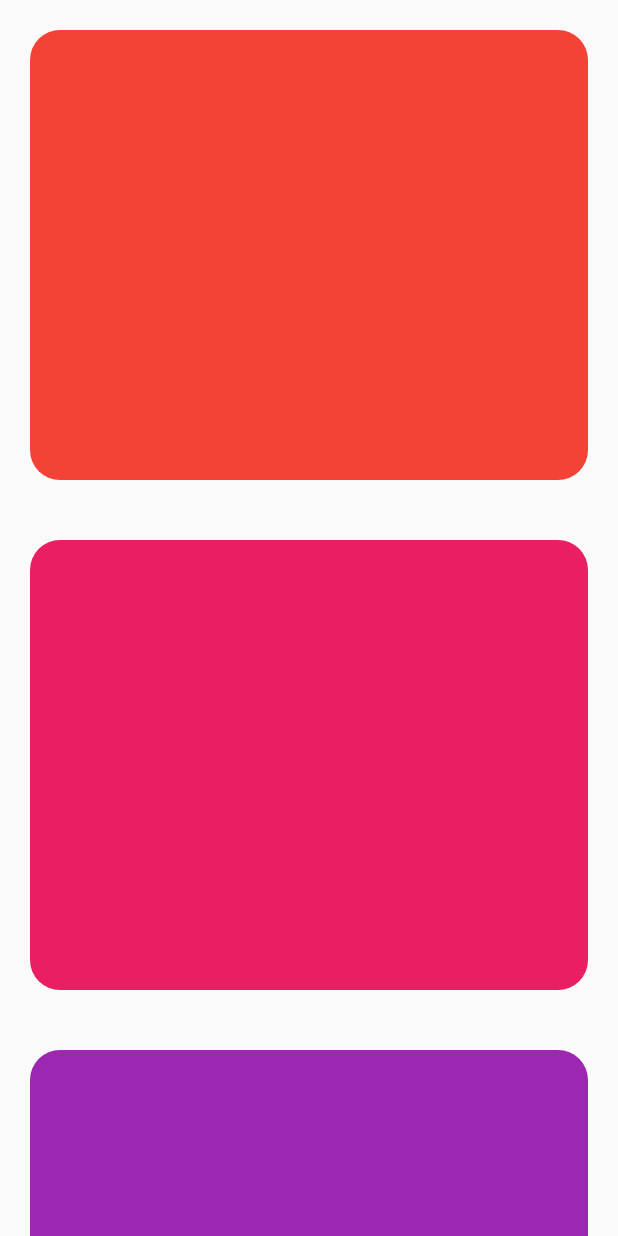
After one commit to kleysonklaus/flutter_expandable_nav_bar, a Flutter app: the screen it shows after launch, on a phone screen of 412 x 824 dp. The commit adds this screen. Run offline on Flutter 3.47's test engine with Material 2 defaults, Android fonts, the light colour scheme and no system bars.

Commit message:
feat(main_expandable_nav_bar): separate file

```diff
--- /dev/null
+++ b/lib/app/main_expandable_nav_bar.dart
@@ -0,0 +1,36 @@
+import 'package:flutter/material.dart';
+
+const _cardColor = Color(0xFF5F40FB);
+const _maxHeight = 350.0;
+const _minHeight = 70.0;
+
+class MainExpandableNavBar extends StatefulWidget {
+  const MainExpandableNavBar({Key? key, required this.title}) : super(key: key);
+  final String title;
+
+  @override
+  State<MainExpandableNavBar> createState() => MainExpandableNavBarState();
+}
+
+class MainExpandableNavBarState extends State<MainExpandableNavBar> {
+  @override
+  Widget build(BuildContext context) {
+    return Scaffold(
+      body: ListView.builder(
+        itemCount: 5,
+        itemBuilder: (context, index) {
+          return Padding(
+            padding: EdgeInsets.all(20),
+            child: Container(
+              height: 300,
+              decoration: BoxDecoration(
+                borderRadius: BorderRadius.circular(20),
+                color: Colors.primaries[index % Colors.primaries.length],
+              ),
+            ),
+          );
+        },
+      ),
+    );
+  }
+}
```
Also changed, not shown: lib/app/app.dart (+3 -33 lines).
